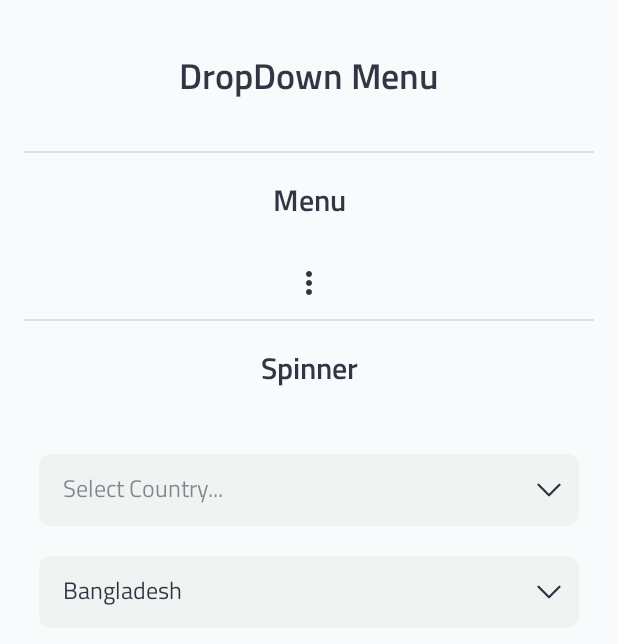
After one commit to ImaginativeShohag/Why-Not-Compose, an Android app built with Jetpack Compose: the DropDownMenuScreen screen opened through its navigation route, on a phone screen of 412 x 824 dp. The commit adds this screen. Shown: the top 644 px of the screen. Run offline under Robolectric (Android 15) with nearby library versions, the phone set to English and light mode, and no system bars; our stand-ins replace accompanist; Roboto replaces fonts that are not available here.

Commit message:
Drop down menu added

```diff
--- a/app/build.gradle
+++ b/app/build.gradle
@@ -52,8 +52,8 @@ android {
     kotlinOptions {
         jvmTarget = '1.8'
         useIR = true
+        freeCompilerArgs += "-Xallow-jvm-ir-dependencies"
         freeCompilerArgs += "-Xopt-in=kotlin.RequiresOptIn"
-        freeCompilerArgs += "-Xallow-jvm-ir-dependencies"
         // Enable experimental coroutines APIs, including Flow
         freeCompilerArgs += '-Xopt-in=kotlin.Experimental'
         freeCompilerArgs += '-Xopt-in=androidx.compose.material.ExperimentalMaterialApi'
--- a/app/src/main/java/org/imaginativeworld/whynotcompose/ui/screens/NavGraphMain.kt
+++ b/app/src/main/java/org/imaginativeworld/whynotcompose/ui/screens/NavGraphMain.kt
@@ -15,6 +15,7 @@ import org.imaginativeworld.whynotcompose.ui.screens.composition.appbar.AppBarSc
 import org.imaginativeworld.whynotcompose.ui.screens.composition.button.ButtonScreen
 import org.imaginativeworld.whynotcompose.ui.screens.composition.card.CardScreen
 import org.imaginativeworld.whynotcompose.ui.screens.composition.checkbox.CheckBoxScreen
+import org.imaginativeworld.whynotcompose.ui.screens.composition.dropdown.DropDownMenuScreen
 import org.imaginativeworld.whynotcompose.ui.screens.composition.index.CompositionIndexScreen
 import org.imaginativeworld.whynotcompose.ui.screens.composition.radiobutton.RadioButtonScreen
 import org.imaginativeworld.whynotcompose.ui.screens.composition.switch.SwitchScreen
@@ -46,7 +47,7 @@ sealed class CompositionsScreen(val route: String) {
     object CompositionsCheckBox : CompositionsScreen("composition/checkbox")
     object CompositionsCodeField : CompositionsScreen("composition/codefield")
     object CompositionsDialog : CompositionsScreen("composition/dialog")
-    object CompositionsDropDown : CompositionsScreen("composition/dropdown")
+    object CompositionsDropDownMenu : CompositionsScreen("composition/dropdownmenu")
     object CompositionsList : CompositionsScreen("composition/list")
     object CompositionsLoading : CompositionsScreen("composition/loading")
     object CompositionsRadioButton : CompositionsScreen("composition/radiobutton")
@@ -157,8 +158,8 @@ private fun NavGraphBuilder.addCompositionScreens(
             BlankScreen()
         }
 
-        composable(CompositionsScreen.CompositionsDropDown.route) {
-            BlankScreen()
+        composable(CompositionsScreen.CompositionsDropDownMenu.route) {
+            DropDownMenuScreen()
         }
 
         composable(CompositionsScreen.CompositionsList.route) {
--- a/app/src/main/java/org/imaginativeworld/whynotcompose/ui/screens/composition/card/CardScreen.kt
+++ b/app/src/main/java/org/imaginativeworld/whynotcompose/ui/screens/composition/card/CardScreen.kt
@@ -17,11 +17,6 @@ import androidx.compose.ui.unit.dp
 import androidx.compose.ui.unit.sp
 import org.imaginativeworld.whynotcompose.ui.screens.AppComponent
 import org.imaginativeworld.whynotcompose.ui.theme.AppTheme
-
-/**
- * Sources:
- * - https://cs.android.com/androidx/platform/tools/dokka-devsite-plugin/+/master:testData/compose/samples/material/samples/CardSamples.kt
- */
 
 @Composable
 fun CardScreen() {
--- a/app/src/main/java/org/imaginativeworld/whynotcompose/ui/screens/composition/checkbox/CheckBoxScreen.kt
+++ b/app/src/main/java/org/imaginativeworld/whynotcompose/ui/screens/composition/checkbox/CheckBoxScreen.kt
@@ -14,11 +14,6 @@ import androidx.compose.ui.tooling.preview.Preview
 import androidx.compose.ui.unit.dp
 import org.imaginativeworld.whynotcompose.ui.screens.AppComponent
 import org.imaginativeworld.whynotcompose.ui.theme.AppTheme
-
-/**
- * Sources:
- * - https://cs.android.com/androidx/platform/tools/dokka-devsite-plugin/+/master:testData/compose/samples/material/samples/SelectionControlsSamples.kt
- */
 
 private val ELEMENT_HEIGHT = 56.dp
 
--- /dev/null
+++ b/app/src/main/java/org/imaginativeworld/whynotcompose/ui/screens/composition/dropdown/DropDownMenuScreen.kt
@@ -0,0 +1,221 @@
+package org.imaginativeworld.whynotcompose.ui.screens.composition.dropdown
+
+import androidx.compose.foundation.background
+import androidx.compose.foundation.clickable
+import androidx.compose.foundation.layout.*
+import androidx.compose.foundation.shape.RoundedCornerShape
+import androidx.compose.material.*
+import androidx.compose.material.icons.Icons
+import androidx.compose.material.icons.filled.MoreVert
+import androidx.compose.runtime.*
+import androidx.compose.ui.Alignment
+import androidx.compose.ui.Modifier
+import androidx.compose.ui.draw.clip
+import androidx.compose.ui.graphics.Color
+import androidx.compose.ui.res.painterResource
+import androidx.compose.ui.tooling.preview.Preview
+import androidx.compose.ui.unit.dp
+import org.imaginativeworld.whynotcompose.R
+import org.imaginativeworld.whynotcompose.ui.screens.AppComponent
+import org.imaginativeworld.whynotcompose.ui.theme.AppTheme
+
+private val ELEMENT_HEIGHT = 48.dp
+
+@Composable
+fun DropDownMenuScreen() {
+    DropDownMenuScreenSkeleton()
+}
+
+@Preview
+@Composable
+fun DropDownMenuScreenSkeletonPreview() {
+    AppTheme {
+        DropDownMenuScreenSkeleton()
+    }
+}
+
+@Composable
+fun DropDownMenuScreenSkeleton() {
+    Scaffold(Modifier.fillMaxSize()) {
+        Column(
+            Modifier
+                .fillMaxSize()
+                .padding(start = 16.dp, end = 16.dp)
+        ) {
+            AppComponent.Header("DropDown Menu")
+
+            // ----------------------------------------------------------------
+            // ----------------------------------------------------------------
+
+            Divider()
+
+            AppComponent.SubHeader("Menu")
+
+            // ----------------------------------------------------------------
+
+            var expanded by remember { mutableStateOf(false) }
+
+            Box(
+                modifier = Modifier
+                    .fillMaxWidth()
+                    .wrapContentSize(Alignment.TopCenter),
+            ) {
+                IconButton(onClick = { expanded = true }) {
+                    Icon(Icons.Default.MoreVert, contentDescription = "Localized description")
+                }
+                DropdownMenu(
+                    expanded = expanded,
+                    onDismissRequest = { expanded = false }
+                ) {
+                    DropdownMenuItem(onClick = {
+                        expanded = false
+
+                        /* Handle refresh! */
+                    }) {
+                        Text("Refresh")
+                    }
+
+                    DropdownMenuItem(onClick = {
+                        expanded = false
+
+                        /* Handle settings! */
+                    }) {
+                        Text("Settings")
+                    }
+
+                    Divider()
+
+                    DropdownMenuItem(onClick = {
+                        expanded = false
+
+                        /* Handle send feedback! */
+                    }) {
+                        Text("Send Feedback")
+                    }
+                }
+            }
+
+            // ----------------------------------------------------------------
+            // ----------------------------------------------------------------
+
+            Divider()
+
+            AppComponent.SubHeader("Spinner")
+
+            // ----------------------------------------------------------------
+
+            AppComponent.MediumSpacer()
+
+            val countryList = listOf(
+                "Bangladesh",
+                "Pakistan",
+                "Palestine",
+                "Malaysia",
+            )
+            var selectedItem1 by remember { mutableStateOf("") }
+            var selectedItem2 by remember { mutableStateOf("Bangladesh") }
+
+            AppTheme {
+                Column {
+                    DropDownSpinner(
+                        modifier = Modifier.padding(10.dp),
+                        defaultText = "Select Country...",
+                        selectedItem = selectedItem1,
+                        onItemSelected = { index, item ->
+                            selectedItem1 = item
+                        },
+                        itemList = countryList
+                    )
+
+                    DropDownSpinner(
+                        modifier = Modifier.padding(10.dp),
+                        defaultText = "Select Country...",
+                        selectedItem = selectedItem2,
+                        onItemSelected = { index, item ->
+                            selectedItem2 = item
+                        },
+                        itemList = countryList
+                    )
+                }
+            }
+
+            // ----------------------------------------------------------------
+
+            AppComponent.BigSpacer()
+        }
+    }
+}
+
+@Composable
+fun <E> DropDownSpinner(
+    modifier: Modifier = Modifier,
+    defaultText: String = "Select...",
+    selectedItem: E,
+    onItemSelected: (Int, E) -> Unit,
+    itemList: List<E>?
+) {
+    var isOpen by remember { mutableStateOf(false) }
+
+    Box(
+        modifier
+            .fillMaxWidth()
+            .clip(RoundedCornerShape(8.dp))
+            .background(Color(0xFFF1F3F2))
+            .height(ELEMENT_HEIGHT),
+        contentAlignment = Alignment.CenterStart
+    ) {
+        if (selectedItem == null || selectedItem.toString().isEmpty()) {
+            Text(
+                text = defaultText,
+                modifier = Modifier
+                    .fillMaxWidth()
+                    .padding(start = 16.dp, end = 16.dp, bottom = 3.dp),
+                color = MaterialTheme.colors.onBackground.copy(.5f)
+            )
+        }
+
+        Text(
+            text = selectedItem?.toString() ?: "",
+            modifier = Modifier
+                .fillMaxWidth()
+                .padding(start = 16.dp, end = 32.dp, bottom = 3.dp),
+        )
+
+        DropdownMenu(
+            modifier = Modifier.fillMaxWidth(.85f),
+            expanded = isOpen,
+            onDismissRequest = {
+                isOpen = false
+            },
+        ) {
+            itemList?.forEachIndexed { index, item ->
+                DropdownMenuItem(
+                    onClick = {
+                        isOpen = false
+                        onItemSelected(index, item)
+                    }
+                ) {
+                    Text(item.toString())
+                }
+            }
+        }
+
+        Icon(
+            modifier = Modifier
+                .align(Alignment.CenterEnd)
+                .padding(end = 8.dp)
+                .size(24.dp),
+            painter = painterResource(id = R.drawable.ic_arrow_down),
+            contentDescription = "Dropdown"
+        )
+
+        Spacer(
+            modifier = Modifier
+                .matchParentSize()
+                .background(Color.Transparent)
+                .clickable(
+                    onClick = { isOpen = true }
+                )
+        )
+    }
+}
--- a/app/src/main/java/org/imaginativeworld/whynotcompose/ui/screens/composition/index/CompositionList.kt
+++ b/app/src/main/java/org/imaginativeworld/whynotcompose/ui/screens/composition/index/CompositionList.kt
@@ -33,8 +33,8 @@ data class Composition(
                 route = CompositionsScreen.CompositionsDialog,
             ),
             Composition(
-                name = "DropDown",
-                route = CompositionsScreen.CompositionsDropDown,
+                name = "DropDown Menu",
+                route = CompositionsScreen.CompositionsDropDownMenu,
             ),
             Composition(
                 name = "List",
--- a/app/src/main/java/org/imaginativeworld/whynotcompose/ui/screens/composition/radiobutton/RadioButtonScreen.kt
+++ b/app/src/main/java/org/imaginativeworld/whynotcompose/ui/screens/composition/radiobutton/RadioButtonScreen.kt
@@ -15,11 +15,6 @@ import androidx.compose.ui.unit.dp
 import org.imaginativeworld.whynotcompose.ui.screens.AppComponent
 import org.imaginativeworld.whynotcompose.ui.screens.composition.checkbox.CheckBoxScreenSkeleton
 import org.imaginativeworld.whynotcompose.ui.theme.AppTheme
-
-/**
- * Sources:
- * - https://cs.android.com/androidx/platform/tools/dokka-devsite-plugin/+/master:testData/compose/samples/material/samples/SelectionControlsSamples.kt
- */
 
 private val ELEMENT_HEIGHT = 56.dp
 
--- a/app/src/main/java/org/imaginativeworld/whynotcompose/ui/screens/composition/switch/SwitchScreen.kt
+++ b/app/src/main/java/org/imaginativeworld/whynotcompose/ui/screens/composition/switch/SwitchScreen.kt
@@ -13,11 +13,6 @@ import androidx.compose.ui.tooling.preview.Preview
 import androidx.compose.ui.unit.dp
 import org.imaginativeworld.whynotcompose.ui.screens.AppComponent
 import org.imaginativeworld.whynotcompose.ui.theme.AppTheme
-
-/**
- * Sources:
- * - https://cs.android.com/androidx/platform/tools/dokka-devsite-plugin/+/master:testData/compose/samples/material/samples/SelectionControlsSamples.kt
- */
 
 private val ELEMENT_HEIGHT = 56.dp
 
```
